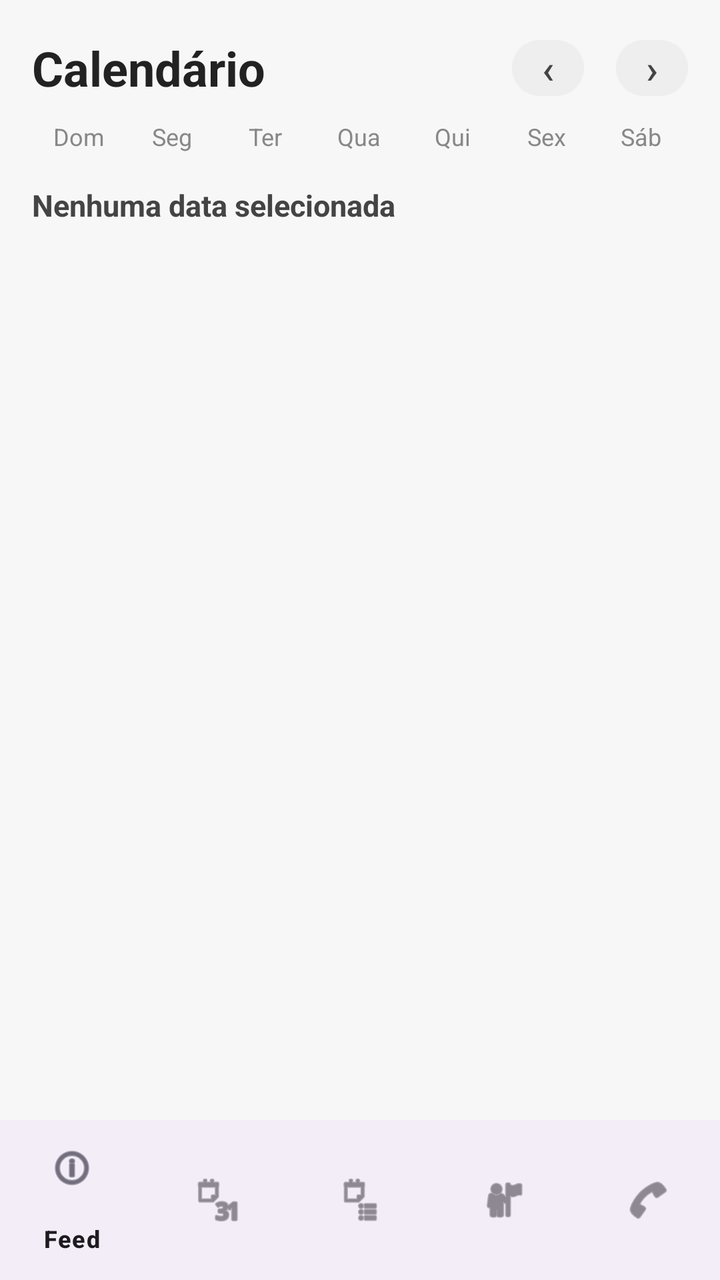
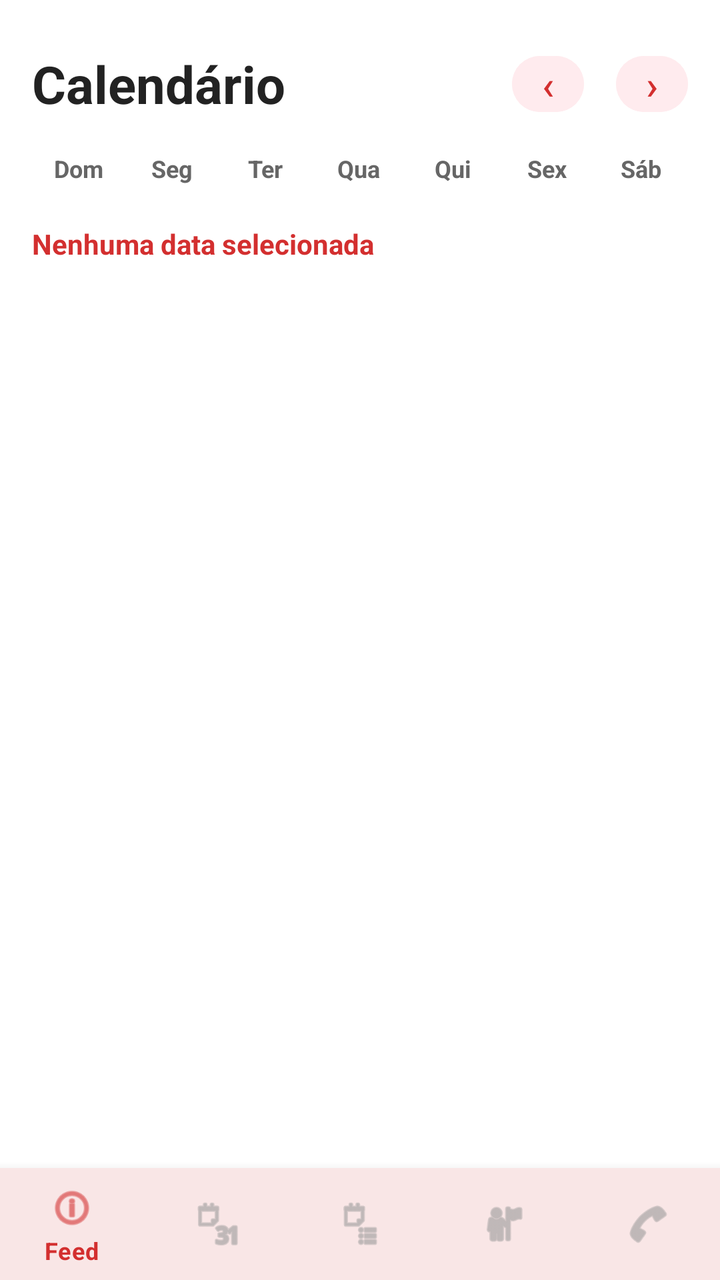

Before-and-after screenshots of an Android layout around one commit, followed by the original layout XML and the change that was made.
<!-- AndroidManifest.xml: application theme Theme.Extensao -->
<!-- res/layout/activity_main.xml -->
<?xml version="1.0" encoding="utf-8"?>
<LinearLayout xmlns:android="http://schemas.android.com/apk/res/android"
    xmlns:app="http://schemas.android.com/apk/res-auto"
    android:orientation="vertical"
    android:layout_width="match_parent"
    android:layout_height="match_parent"
    android:background="#F7F7F7">

    <LinearLayout
        android:orientation="vertical"
        android:padding="16dp"
        android:paddingTop="32dp"
        android:layout_width="match_parent"
        android:layout_height="0dp"
        android:layout_weight="1">

        
        <LinearLayout
            android:orientation="horizontal"
            android:gravity="center_vertical"
            android:layout_width="match_parent"
            android:layout_height="wrap_content"
            android:layout_marginBottom="8dp">

            <TextView
                android:id="@+id/txtTitulo"
                android:layout_width="wrap_content"
                android:layout_height="wrap_content"
                android:text="@string/titulo_calendario"
                android:textSize="24sp"
                android:textStyle="bold"
                android:textColor="#222222" />

            <View android:layout_width="0dp" android:layout_height="1dp" android:layout_weight="1" />

            <Button
                android:id="@+id/btnMesAnterior"
                android:layout_width="36dp"
                android:layout_height="36dp"
                android:text="‹"
                android:textSize="20sp"
                android:padding="0dp"
                android:backgroundTint="#EEEEEE"
                android:textColor="#444444" />

            <TextView
                android:id="@+id/txtMesAno"
                android:layout_width="wrap_content"
                android:layout_height="wrap_content"
                android:textSize="15sp"
                android:textStyle="bold"
                android:textColor="#444444"
                android:layout_marginStart="8dp"
                android:layout_marginEnd="8dp" />

            <Button
                android:id="@+id/btnProximoMes"
                android:layout_width="36dp"
                android:layout_height="36dp"
                android:text="›"
                android:textSize="20sp"
                android:padding="0dp"
                android:backgroundTint="#EEEEEE"
                android:textColor="#444444" />

        </LinearLayout>

        
        <LinearLayout
            android:orientation="horizontal"
            android:layout_width="match_parent"
            android:layout_height="wrap_content"
            android:layout_marginBottom="4dp">

            <TextView android:layout_width="0dp" android:layout_height="wrap_content"
                android:layout_weight="1" android:gravity="center"
                android:text="Dom" android:textSize="12sp" android:textColor="#888888" />
            <TextView android:layout_width="0dp" android:layout_height="wrap_content"
                android:layout_weight="1" android:gravity="center"
                android:text="Seg" android:textSize="12sp" android:textColor="#888888" />
            <TextView android:layout_width="0dp" android:layout_height="wrap_content"
                android:layout_weight="1" android:gravity="center"
                android:text="Ter" android:textSize="12sp" android:textColor="#888888" />
            <TextView android:layout_width="0dp" android:layout_height="wrap_content"
                android:layout_weight="1" android:gravity="center"
                android:text="Qua" android:textSize="12sp" android:textColor="#888888" />
            <TextView android:layout_width="0dp" android:layout_height="wrap_content"
                android:layout_weight="1" android:gravity="center"
                android:text="Qui" android:textSize="12sp" android:textColor="#888888" />
            <TextView android:layout_width="0dp" android:layout_height="wrap_content"
                android:layout_weight="1" android:gravity="center"
                android:text="Sex" android:textSize="12sp" android:textColor="#888888" />
            <TextView android:layout_width="0dp" android:layout_height="wrap_content"
                android:layout_weight="1" android:gravity="center"
                android:text="Sáb" android:textSize="12sp" android:textColor="#888888" />

        </LinearLayout>

        
        <androidx.recyclerview.widget.RecyclerView
            android:id="@+id/recyclerCalendario"
            android:layout_width="match_parent"
            android:layout_height="wrap_content"
            android:nestedScrollingEnabled="false" />

        
        <Button
            android:id="@+id/btnNovoEvento"
            android:layout_width="match_parent"
            android:layout_height="wrap_content"
            android:text="@string/botao_novo_evento"
            android:layout_marginTop="8dp"
            android:visibility="gone" />

        
        <TextView
            android:id="@+id/txtDataSelecionada"
            android:layout_width="wrap_content"
            android:layout_height="wrap_content"
            android:text="@string/texto_data_nao_selecionada"
            android:textSize="15sp"
            android:textStyle="bold"
            android:textColor="#444444"
            android:layout_marginTop="12dp"
            android:layout_marginBottom="8dp" />

        
        <androidx.recyclerview.widget.RecyclerView
            android:id="@+id/recyclerEventosCalendario"
            android:layout_width="match_parent"
            android:layout_height="0dp"
            android:layout_weight="1" />

    </LinearLayout>

    <com.google.android.material.bottomnavigation.BottomNavigationView
        android:id="@+id/bottomNavigation"
        android:layout_width="match_parent"
        android:layout_height="wrap_content"
        app:menu="@menu/bottom_menu" />

</LinearLayout>
<!-- resources referenced by this layout -->
<resources>
  <string name="botao_novo_evento">Novo Evento</string>
  <string name="texto_data_nao_selecionada">Nenhuma data selecionada</string>
  <string name="titulo_calendario">Calendário</string>
  <style name="Theme.Extensao" parent="Base.Theme.Extensao" />
  <style name="Base.Theme.Extensao" parent="Theme.Material3.DayNight.NoActionBar">
          
          
      </style>
</resources>

<!-- the commit's change to res/layout/activity_main.xml (unified diff, before → after) -->
@@ -4,12 +4,14 @@
     android:orientation="vertical"
     android:layout_width="match_parent"
     android:layout_height="match_parent"
-    android:background="#F7F7F7">
+    android:background="@color/white">
 
     <LinearLayout
         android:orientation="vertical"
-        android:padding="16dp"
-        android:paddingTop="32dp"
+        android:paddingStart="16dp"
+        android:paddingEnd="16dp"
+        android:paddingTop="24dp"
+        android:paddingBottom="8dp"
         android:layout_width="match_parent"
         android:layout_height="0dp"
         android:layout_weight="1">
@@ -20,16 +22,16 @@
             android:gravity="center_vertical"
             android:layout_width="match_parent"
             android:layout_height="wrap_content"
-            android:layout_marginBottom="8dp">
+            android:layout_marginBottom="16dp">
 
             <TextView
                 android:id="@+id/txtTitulo"
                 android:layout_width="wrap_content"
                 android:layout_height="wrap_content"
                 android:text="@string/titulo_calendario"
-                android:textSize="24sp"
+                android:textSize="26sp"
                 android:textStyle="bold"
-                android:textColor="#222222" />
+                android:textColor="@color/text_primary" />
 
             <View android:layout_width="0dp" android:layout_height="1dp" android:layout_weight="1" />
 
@@ -40,16 +42,16 @@
                 android:text="‹"
                 android:textSize="20sp"
                 android:padding="0dp"
-                android:backgroundTint="#EEEEEE"
-                android:textColor="#444444" />
+                android:backgroundTint="@color/primary_red_light"
+                android:textColor="@color/primary_red" />
 
             <TextView
                 android:id="@+id/txtMesAno"
                 android:layout_width="wrap_content"
                 android:layout_height="wrap_content"
-                android:textSize="15sp"
+                android:textSize="14sp"
                 android:textStyle="bold"
-                android:textColor="#444444"
+                android:textColor="@color/text_primary"
                 android:layout_marginStart="8dp"
                 android:layout_marginEnd="8dp" />
 
@@ -60,8 +62,8 @@
                 android:text="›"
                 android:textSize="20sp"
                 android:padding="0dp"
-                android:backgroundTint="#EEEEEE"
-                android:textColor="#444444" />
+                android:backgroundTint="@color/primary_red_light"
+                android:textColor="@color/primary_red" />
 
         </LinearLayout>
 
@@ -74,25 +76,32 @@
 
             <TextView android:layout_width="0dp" android:layout_height="wrap_content"
                 android:layout_weight="1" android:gravity="center"
-                android:text="Dom" android:textSize="12sp" android:textColor="#888888" />
+                android:text="Dom" android:textSize="12sp" android:textColor="@color/text_secondary"
+                android:textStyle="bold" />
             <TextView android:layout_width="0dp" android:layout_height="wrap_content"
                 android:layout_weight="1" android:gravity="center"
-                android:text="Seg" android:textSize="12sp" android:textColor="#888888" />
+                android:text="Seg" android:textSize="12sp" android:textColor="@color/text_secondary"
+                android:textStyle="bold" />
             <TextView android:layout_width="0dp" android:layout_height="wrap_content"
                 android:layout_weight="1" android:gravity="center"
-                android:text="Ter" android:textSize="12sp" android:textColor="#888888" />
+                android:text="Ter" android:textSize="12sp" android:textColor="@color/text_secondary"
+                android:textStyle="bold" />
             <TextView android:layout_width="0dp" android:layout_height="wrap_content"
                 android:layout_weight="1" android:gravity="center"
-                android:text="Qua" android:textSize="12sp" android:textColor="#888888" />
+                android:text="Qua" android:textSize="12sp" android:textColor="@color/text_secondary"
+                android:textStyle="bold" />
             <TextView android:layout_width="0dp" android:layout_height="wrap_content"
                 android:layout_weight="1" android:gravity="center"
-                android:text="Qui" android:textSize="12sp" android:textColor="#888888" />
+                android:text="Qui" android:textSize="12sp" android:textColor="@color/text_secondary"
+                android:textStyle="bold" />
             <TextView android:layout_width="0dp" android:layout_height="wrap_content"
                 android:layout_weight="1" android:gravity="center"
-                android:text="Sex" android:textSize="12sp" android:textColor="#888888" />
+                android:text="Sex" android:textSize="12sp" android:textColor="@color/text_secondary"
+                android:textStyle="bold" />
             <TextView android:layout_width="0dp" android:layout_height="wrap_content"
                 android:layout_weight="1" android:gravity="center"
-                android:text="Sáb" android:textSize="12sp" android:textColor="#888888" />
+                android:text="Sáb" android:textSize="12sp" android:textColor="@color/text_secondary"
+                android:textStyle="bold" />
 
         </LinearLayout>
 
@@ -107,8 +116,12 @@
         <Button
             android:id="@+id/btnNovoEvento"
             android:layout_width="match_parent"
-            android:layout_height="wrap_content"
+            android:layout_height="48dp"
             android:text="@string/botao_novo_evento"
+            android:textAllCaps="false"
+            android:textStyle="bold"
+            android:textColor="@color/white"
+            android:background="@drawable/bg_botao_inscrever"
             android:layout_marginTop="8dp"
             android:visibility="gone" />
 
@@ -118,10 +131,10 @@
             android:layout_width="wrap_content"
             android:layout_height="wrap_content"
             android:text="@string/texto_data_nao_selecionada"
-            android:textSize="15sp"
+            android:textSize="14sp"
             android:textStyle="bold"
-            android:textColor="#444444"
-            android:layout_marginTop="12dp"
+            android:textColor="@color/primary_red"
+            android:layout_marginTop="16dp"
             android:layout_marginBottom="8dp" />
 
         
@@ -137,6 +150,7 @@
         android:id="@+id/bottomNavigation"
         android:layout_width="match_parent"
         android:layout_height="wrap_content"
+        android:background="@color/white"
         app:menu="@menu/bottom_menu" />
 
 </LinearLayout>
<!-- resource entries referenced after the edit -->
@@ -1,12 +1,36 @@
 <!-- resources referenced by this layout -->
 <resources>
+  <color name="primary_red">#D32F2F</color>
+  <color name="primary_red_light">#FFEBEE</color>
+  <color name="text_primary">#222222</color>
+  <color name="text_secondary">#666666</color>
+  <color name="white">#FFFFFFFF</color>
+  <!-- drawable bg_botao_inscrever (drawable) -->
+  <?xml version="1.0" encoding="utf-8"?>
+  <shape xmlns:android="http://schemas.android.com/apk/res/android">
+      <solid android:color="@color/primary_red"/>
+      <corners android:radius="8dp"/>
+  </shape>
   <string name="botao_novo_evento">Novo Evento</string>
   <string name="texto_data_nao_selecionada">Nenhuma data selecionada</string>
   <string name="titulo_calendario">Calendário</string>
   <style name="Theme.Extensao" parent="Base.Theme.Extensao" />
-  <style name="Base.Theme.Extensao" parent="Theme.Material3.DayNight.NoActionBar">
+  <style name="Base.Theme.Extensao" parent="Theme.Material3.Light.NoActionBar">
+          <item name="colorPrimary">@color/primary_red</item>
+          <item name="colorPrimaryVariant">@color/primary_red_dark</item>
+          <item name="colorOnPrimary">@color/white</item>
+          <item name="colorSecondary">@color/primary_red</item>
+          <item name="colorOnSecondary">@color/white</item>
+          <item name="android:windowBackground">@color/white</item>
+          <item name="colorSurface">@color/white</item>
+          <item name="colorOnSurface">@color/text_primary</item>
           
-          
+          <item name="bottomNavigationStyle">@style/BottomNavStyle</item>
+      </style>
+  <color name="primary_red_dark">#B71C1C</color>
+  <style name="BottomNavStyle" parent="Widget.MaterialComponents.BottomNavigationView">
+          <item name="itemIconTint">@color/bottom_nav_color</item>
+          <item name="itemTextColor">@color/bottom_nav_color</item>
       </style>
 </resources>
 
